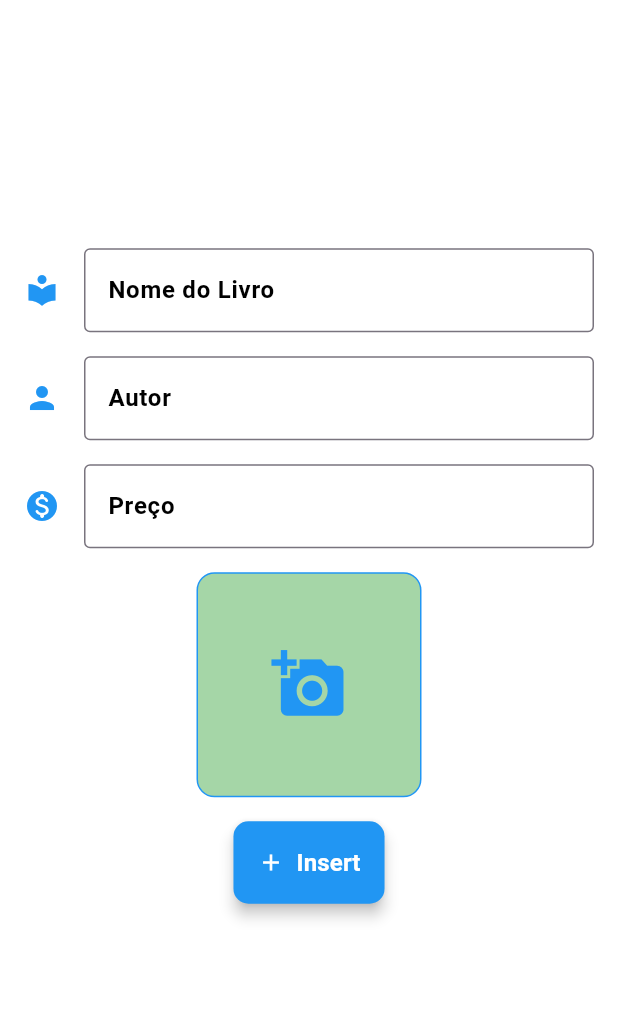
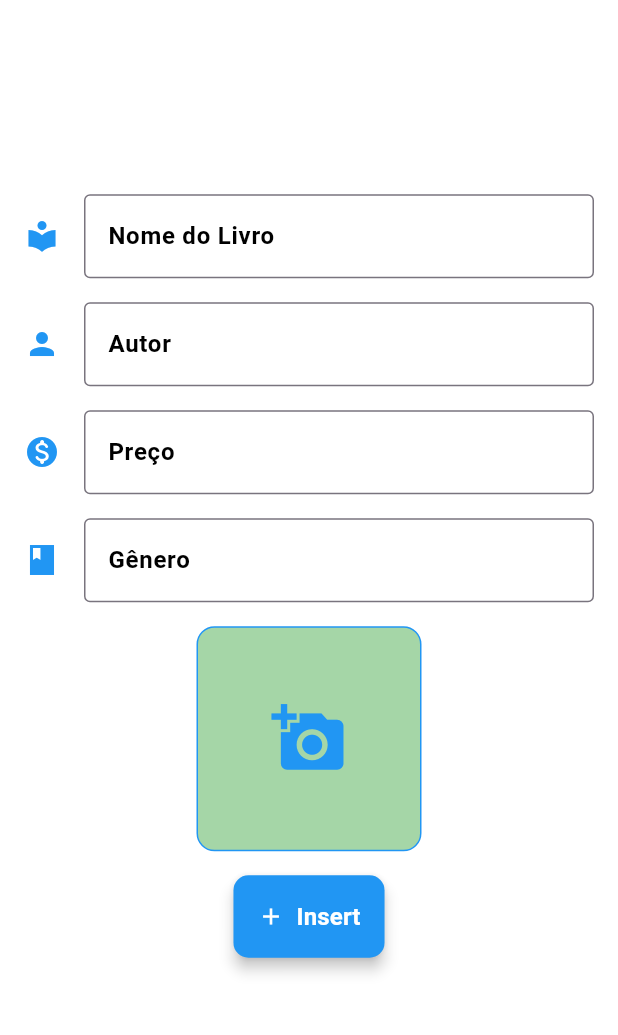
Before and after one commit to GesleyMarinho/biblioteca_flutter, a Flutter app: the InsertPage screen opened directly, after a tap on "Insert", on a phone screen of 412 x 824 dp, the part 84-1119 px from its top. Run offline on Flutter 3.47's test engine with Material 3 defaults, Android fonts, the phone set to English and light mode, and no system bars; our stand-ins replace flutter_slidable, image_picker, sqflite; accounts and stored records are empty.

Commit message:
Mais um campo adicionado de Gênero para insert, update, delete e read.

```diff
--- a/lib/conexao_BD/connection.dart
+++ b/lib/conexao_BD/connection.dart
@@ -15,7 +15,8 @@ class Connection {
               nomeLivro TEXT NOT NULL,
               nomeAutor TEXT NOT NULL,
               preco REAL NOT NULL,
-              image TEXT
+              image TEXT ,
+              genero Text not null
             )
             ''');
 
--- a/lib/data/biblioteca_data.dart
+++ b/lib/data/biblioteca_data.dart
@@ -55,6 +55,7 @@ class BibliotecaDatabase {
         nomeAutor: maps[i]['nomeAutor'],
         preco: maps[i]['preco'],
         image: maps[i]['image'],
+        genero: maps[i]['genero'],
       );
     });
   }
--- a/lib/pages/pages_biblioteca/delete_page.dart
+++ b/lib/pages/pages_biblioteca/delete_page.dart
@@ -95,7 +95,7 @@ class _DeletePageState extends State<DeletePage> {
                         ),
                   title: Text(livros[index].nomeLivro),
                   subtitle: Text(
-                      'Autor: ${livros[index].nomeAutor}\nPreço: R\$${livros[index].preco}'),
+                      'Autor: ${livros[index].nomeAutor}\nPreço: R\$${livros[index].preco}\nGênero ${livros[index].genero}'),
                 ),
               ),
             ),
--- a/lib/pages/pages_biblioteca/insert_page.dart
+++ b/lib/pages/pages_biblioteca/insert_page.dart
@@ -18,6 +18,7 @@ class _InsertPageState extends State<InsertPage> {
   final TextEditingController nomeLivroController = TextEditingController();
   final TextEditingController nomeAutorController = TextEditingController();
   final TextEditingController precoController = TextEditingController();
+  final TextEditingController generoController = TextEditingController();
   File? _image;
   final ImagePicker _picker = ImagePicker();
 
@@ -159,6 +160,30 @@ class _InsertPageState extends State<InsertPage> {
                   ),
                 ),
                 const SizedBox(height: 16.0),
+                TextField(
+                  controller: generoController,
+                  decoration:  InputDecoration(
+                    border: const OutlineInputBorder(),
+                    focusedBorder: OutlineInputBorder(
+                      borderSide:const  BorderSide(
+                        color: Colors.blue,
+                        width: 2.0,
+                      ),
+                      borderRadius: BorderRadius.circular(12.0),
+                    ),
+                    labelText: 'Gênero',
+                    hintText: 'Ficção ciêntifica...',
+                    labelStyle:const TextStyle(
+                      color: Colors.black,
+                      fontWeight: FontWeight.bold,
+                    ),
+                    icon: const Icon(
+                      Icons.book_sharp,
+                      color: Colors.blue,
+                    ),
+                  ),
+                ),
+                const SizedBox(height: 16.0),
                 GestureDetector(
                   onTap: () => _showImageSourceActionSheet(context),
                   child: Container(
@@ -226,8 +251,9 @@ class _InsertPageState extends State<InsertPage> {
     final String nomeLivro = nomeLivroController.text;
     final String nomeAutor = nomeAutorController.text;
     final double preco = double.parse(precoController.text);
+    final String genero = generoController.text;
 
-    if (nomeLivro.isEmpty || nomeAutor.isEmpty || preco <= 0) {
+    if (nomeLivro.isEmpty || nomeAutor.isEmpty || preco <= 0 || genero.isEmpty ) {
       _showDialog(context, 'Erro',
           'Por Favor, preencha todos os campos corretamente.', Colors.red);
     } else {
@@ -249,6 +275,7 @@ class _InsertPageState extends State<InsertPage> {
             'nomeAutor': nomeAutor,
             'preco': preco,
             'image': imagePath,
+            'genero': genero,
           },
           conflictAlgorithm: ConflictAlgorithm.replace,
         );
@@ -276,6 +303,7 @@ class _InsertPageState extends State<InsertPage> {
                 nomeLivroController.clear();
                 nomeAutorController.clear();
                 precoController.clear();
+                generoController.clear();
                 setState(() {
                   _image = null;
                 });
--- a/lib/pages/pages_biblioteca/list_page.dart
+++ b/lib/pages/pages_biblioteca/list_page.dart
@@ -67,7 +67,7 @@ class _ListPageState extends State<ListPage> {
                     ),
               title: Text(livros[index].nomeLivro),
               subtitle: Text(
-                  'Autor: ${livros[index].nomeAutor}\nPreço: R\$${livros[index].preco}'),
+                  'Autor: ${livros[index].nomeAutor}\nPreço: R\$${livros[index].preco}\nGênero ${livros[index].genero}'),
             ),
           );
         },
```
Also changed, not shown: lib/model/biblioteca_model.dart (+7 -0 lines), lib/pages/pages_biblioteca/edit_page.dart (+12 -2 lines).
